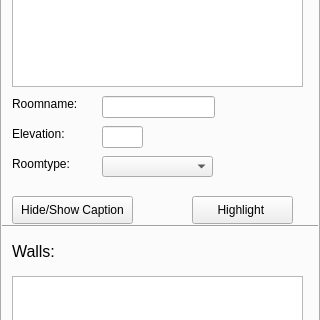
The window that forms/roomwidget.ui (JuPedSim/jpseditor) describes before a commit, drawn with Qt 5; both pictures show x 0 to 320 and y 130 to 450 of the 320 by 725 pixel window.
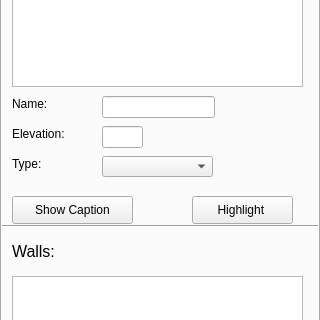
The same window after the commit. The open tabs and pages were chosen to show the change.

Commit message:
Update in GUI shown properties of obstacle
when an obstacle is selected every is updated

The edit to the form file:
```diff
--- a/forms/roomwidget.ui
+++ b/forms/roomwidget.ui
@@ -179,7 +179,7 @@
      </font>
     </property>
     <property name="text">
-     <string>Roomname:</string>
+     <string>Name:</string>
     </property>
    </widget>
    <widget class="Line" name="line_2">
@@ -205,7 +205,7 @@
      </rect>
     </property>
     <property name="text">
-     <string>Hide/Show Caption</string>
+     <string>Show Caption</string>
     </property>
    </widget>
    <widget class="QPushButton" name="highlight">
@@ -249,7 +249,7 @@
      </font>
     </property>
     <property name="text">
-     <string>Roomtype:</string>
+     <string>Type:</string>
     </property>
    </widget>
    <widget class="QLabel" name="label_11">
```
Left out of the diff: 4 changed lines with no effect on the pictures. The commit also changes 1 other file.
